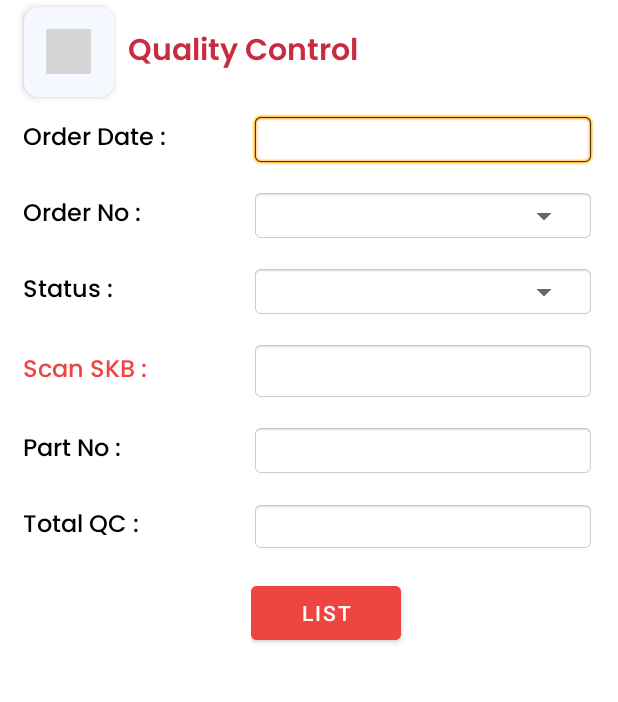
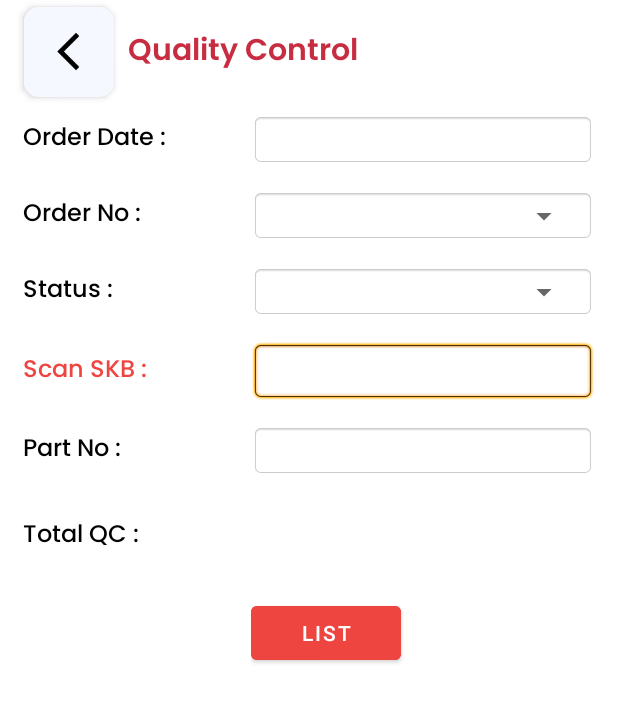
Before and after one commit to zinminoo298/Hino-EDP, an Android app: the layout activity_quality_control.xml on its own in the app's theme, with its tools: preview values and no code run, on a phone screen of 412 x 824 dp. Shown: the top 702 px of the screen. Run offline under Robolectric (Android 15) with nearby library versions, the phone set to English and light mode, and no system bars.

Commit message:
QC finished

```diff
--- a/app/src/main/AndroidManifest.xml
+++ b/app/src/main/AndroidManifest.xml
@@ -16,7 +16,7 @@
         android:icon="@mipmap/ic_launcher"
         android:label="@string/app_name"
         android:supportsRtl="true"
-        android:theme="@style/Theme.HinoEDP"
+        android:theme="@style/Theme.NoActionBar"
         tools:targetApi="31">
         <activity
             android:name=".Setting"
--- a/app/src/main/java/com/example/hinoedp/Adapter/ListAdapter.kt
+++ b/app/src/main/java/com/example/hinoedp/DataQuery/Adapter/ListAdapter.kt
@@ -1,4 +1,4 @@
-package com.example.hinoedp.Adapter
+package com.example.hinoedp.DataQuery.Adapter
 
 import android.content.Context
 import android.view.LayoutInflater
@@ -21,13 +21,13 @@ class ListAdapter (private var Dataset:ArrayList<ListModel>, private val context
     override fun onCreateViewHolder(
         parent: ViewGroup,
         viewType: Int
-    ): ListAdapter.MyViewHolder {
+    ): MyViewHolder {
         val inflater = LayoutInflater.from(context)
         val view = inflater.inflate(R.layout.list_row, parent, false)
         return MyViewHolder(view)
     }
 
-    override fun onBindViewHolder(holder: ListAdapter.MyViewHolder, position: Int) {
+    override fun onBindViewHolder(holder: MyViewHolder, position: Int) {
         val textViewNo = holder.textViewNo
         val textViewPartNo = holder.textViewPartNo
         val textViewQty = holder.textViewQty
--- a/app/src/main/java/com/example/hinoedp/List.kt
+++ b/app/src/main/java/com/example/hinoedp/List.kt
@@ -4,7 +4,7 @@ import androidx.appcompat.app.AppCompatActivity
 import android.os.Bundle
 import androidx.recyclerview.widget.LinearLayoutManager
 import androidx.recyclerview.widget.RecyclerView
-import com.example.hinoedp.Adapter.ListAdapter
+import com.example.hinoedp.DataQuery.Adapter.ListAdapter
 import com.example.hinoedp.Model.ListModel
 
 class List : AppCompatActivity() {
--- a/app/src/main/res/layout/activity_login.xml
+++ b/app/src/main/res/layout/activity_login.xml
@@ -62,7 +62,7 @@
                 android:fontFamily="@font/poppins_medium"
                 android:gravity="center_vertical"
                 android:hint="Enter your username"
-                android:text="11550246"
+                android:text="20153508"
                 android:paddingLeft="5dp"
                 android:paddingRight="5dp"
                 android:singleLine="true"
@@ -100,7 +100,7 @@
                 android:fontFamily="@font/poppins_medium"
                 android:gravity="center_vertical"
                 android:hint="Enter your password"
-                android:text="11550246"
+                android:text="3508"
                 android:inputType="textPassword"
                 android:paddingLeft="5dp"
                 android:paddingRight="5dp"
--- a/app/src/main/res/layout/activity_quality_control.xml
+++ b/app/src/main/res/layout/activity_quality_control.xml
@@ -33,14 +33,16 @@
             android:textColor="@color/black"
             android:textSize="16sp"/>
 
-        <EditText
-            android:id="@+id/editText_serial_kanban"
+        <TextView
+            android:id="@+id/textview_date"
             android:layout_width="0dp"
             android:layout_height="35dp"
             android:layout_weight="0.6"
             android:textSize="18sp"
             android:gravity="center_vertical"
-            android:paddingLeft="5dp"
+            android:paddingStart="10dp"
+            android:text=""
+            android:textColor="@color/black"
             android:background="@android:drawable/editbox_background"/>
     </LinearLayout>
 
@@ -76,8 +78,6 @@
                 android:id="@+id/spinner_orderNo"
                 android:layout_width="match_parent"
                 android:layout_height="match_parent"
-                android:paddingStart="5dp"
-                android:paddingEnd="3dp"
                 android:layout_gravity="center" />
 
         </LinearLayout>
@@ -116,9 +116,7 @@
                 android:id="@+id/spinner_status"
                 android:layout_width="match_parent"
                 android:layout_height="match_parent"
-                android:layout_gravity="center"
-                android:paddingStart="5dp"
-                android:paddingEnd="3dp" />
+                android:layout_gravity="center" />
         </LinearLayout>
     </LinearLayout>
 
@@ -146,10 +144,13 @@
             android:textSize="16sp"/>
 
         <EditText
+            android:id="@+id/editText_skb"
             android:layout_width="0dp"
             android:layout_height="match_parent"
             android:layout_weight="0.6"
             android:layout_gravity="center"
+            android:paddingLeft="10dp"
+            android:singleLine="true"
             android:textCursorDrawable="@drawable/cursor_color"
             android:background="@android:drawable/editbox_background"/>
     </LinearLayout>
@@ -178,9 +179,10 @@
             android:textSize="16sp"/>
 
         <TextView
-            android:id="@+id/textView_partNo"
+            android:id="@+id/textview_partNo"
             android:layout_width="0dp"
             android:layout_height="match_parent"
+            android:paddingLeft="10dp"
             android:layout_weight="0.6"
             android:layout_gravity="center"
             android:textColor="@color/black"
@@ -191,7 +193,7 @@
     <LinearLayout
         android:id="@+id/linearLayout6"
         android:layout_width="match_parent"
-        android:layout_height="35dp"
+        android:layout_height="wrap_content"
         android:layout_marginStart="15dp"
         android:layout_marginTop="15dp"
         android:layout_marginEnd="15dp"
@@ -212,14 +214,14 @@
             android:textSize="16sp" />
 
         <TextView
-            android:id="@+id/textView_totalReceive"
+            android:id="@+id/textview_totaledp"
             android:layout_width="0dp"
             android:layout_height="wrap_content"
+            android:paddingLeft="10dp"
             android:layout_weight="0.6"
             android:layout_gravity="center"
-            android:textColor="@color/black"
-            android:textSize="16sp"
-            android:background="@android:drawable/editbox_background"/>
+            android:textColor="@color/red_80"
+            android:textSize="36sp" />
     </LinearLayout>
 
     <LinearLayout
--- a/app/src/main/res/layout/edp_toolbar.xml
+++ b/app/src/main/res/layout/edp_toolbar.xml
@@ -16,7 +16,7 @@
 
 
         <androidx.cardview.widget.CardView
-            android:id="@+id/layout_setting"
+            android:id="@+id/cardView_back"
             android:layout_marginStart="10dp"
             android:layout_width="60dp"
             android:layout_height="60dp"
@@ -31,7 +31,7 @@
             <RelativeLayout
                 android:layout_width="30dp"
                 android:layout_height="30dp"
-                android:foreground="@mipmap/phonelink"
+                android:foreground="@mipmap/arrow_back"
                 android:layout_gravity="center"/>
         </androidx.cardview.widget.CardView>
 
--- a/app/src/main/res/layout/qc_toolbar.xml
+++ b/app/src/main/res/layout/qc_toolbar.xml
@@ -16,7 +16,7 @@
 
 
         <androidx.cardview.widget.CardView
-            android:id="@+id/layout_setting"
+            android:id="@+id/cardView_back"
             android:layout_marginStart="10dp"
             android:layout_width="60dp"
             android:layout_height="60dp"
@@ -31,7 +31,7 @@
             <RelativeLayout
                 android:layout_width="30dp"
                 android:layout_height="30dp"
-                android:foreground="@mipmap/phonelink"
+                android:foreground="@mipmap/arrow_back"
                 android:layout_gravity="center"/>
         </androidx.cardview.widget.CardView>
 
--- a/app/src/main/res/values/strings.xml
+++ b/app/src/main/res/values/strings.xml
@@ -1,6 +1,6 @@
 <resources>
     <string name="app_name">Hino EDP</string>
-    <string name="login_toolbar">Login</string>
+    <string name="login_toolbar">EDP &amp; QC</string>
     <string name="main_toolbar">Main Menu</string>
     <string name="edp_toolbar">EDP Setting</string>
     <string name="qc_toolbar">Quality Control</string>
--- a/app/src/main/res/values/themes.xml
+++ b/app/src/main/res/values/themes.xml
@@ -13,4 +13,11 @@
         <item name="android:statusBarColor">?attr/colorPrimaryVariant</item>
         <!-- Customize your theme here. -->
     </style>
+
+    <style name="Theme.NoActionBar" parent="Theme.MaterialComponents.DayNight.DarkActionBar">
+        <item name="windowActionBar">false</item>
+        <item name="windowNoTitle">true</item>
+        <item name="android:statusBarColor" tools:targetApi="l">@color/white</item>
+        <item name="android:windowLightStatusBar">true</item>
+    </style>
 </resources>
```
Also changed, not shown: app/src/main/java/com/example/hinoedp/DataQuery/LoginQuery.kt (+5 -5 lines), app/src/main/java/com/example/hinoedp/DataQuery/OrderQuery.kt (+17 -0 lines), app/src/main/java/com/example/hinoedp/EDPSetting.kt (+24 -7 lines), app/src/main/java/com/example/hinoedp/QualityControl.kt (+326 -0 lines), app/src/main/res/layout/activity_edpsetting.xml (+4 -5 lines).
